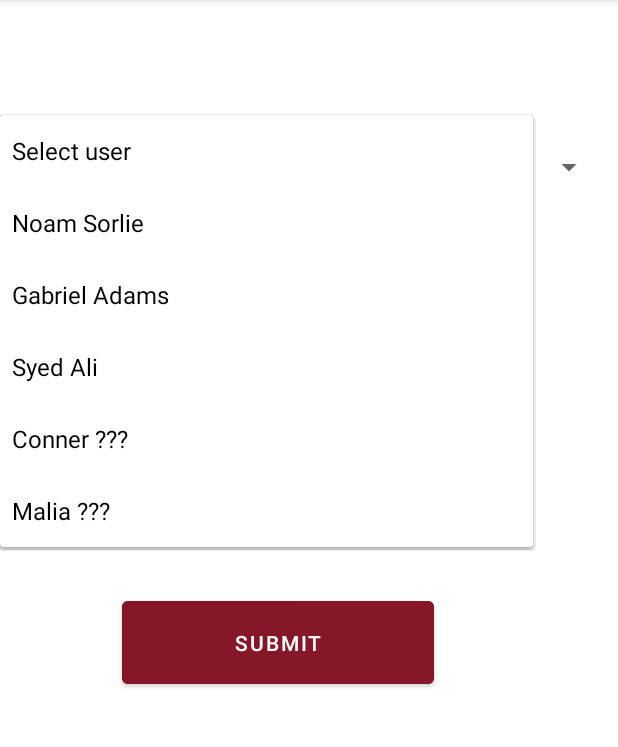
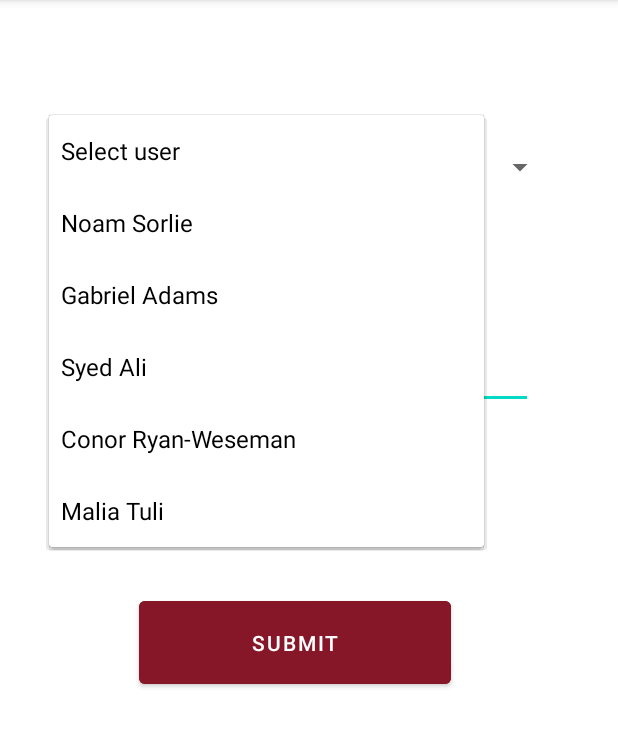
Before and after one commit to PhoenixForceRobotics/PreSeasonScoutingProject, an Android app: the screen it shows after launch (Login), after a tap on "Select user", on a phone screen of 412 x 824 dp, the part 84-831 px from its top. Run offline under Robolectric (Android 15) with nearby library versions, the phone set to English and light mode, and no system bars.

Commit message:
"redesigned the login page"

```diff
--- a/app/src/main/java/com/example/practiceappthingwearegoingtodo/Login.java
+++ b/app/src/main/java/com/example/practiceappthingwearegoingtodo/Login.java
@@ -106,8 +106,8 @@ public class Login extends AppCompatActivity {
         usernames.add("Noam Sorlie");
         usernames.add("Gabriel Adams");
         usernames.add("Syed Ali");
-        usernames.add("Conner ???");
-        usernames.add("Malia ???");
+        usernames.add("Conor Ryan-Weseman");
+        usernames.add("Malia Tuli");
 
 
         passwords.add("6969");
--- a/app/src/main/res/layout/login.xml
+++ b/app/src/main/res/layout/login.xml
@@ -29,22 +29,22 @@
         android:textColorHint="#A63030"
         app:layout_constraintBottom_toTopOf="@+id/guideline17"
         app:layout_constraintEnd_toStartOf="@+id/guideline13"
-        app:layout_constraintHorizontal_bias="0.419"
+        app:layout_constraintHorizontal_bias="0.709"
         app:layout_constraintStart_toStartOf="@+id/guideline19"
         app:layout_constraintTop_toTopOf="@+id/guideline11"
-        app:layout_constraintVertical_bias="0.875" />
+        app:layout_constraintVertical_bias="0.864" />
 
     <Spinner
         android:id="@+id/usernamesSpinner"
-        android:layout_width="403dp"
+        android:layout_width="0dp"
         android:layout_height="0dp"
         android:textAlignment="center"
         app:layout_constraintBottom_toTopOf="@+id/guideline9"
-        app:layout_constraintEnd_toStartOf="@+id/guideline15"
+        app:layout_constraintEnd_toStartOf="@+id/guideline20"
         app:layout_constraintHorizontal_bias="0.0"
-        app:layout_constraintStart_toStartOf="parent"
+        app:layout_constraintStart_toStartOf="@+id/guideline19"
         app:layout_constraintTop_toTopOf="@+id/guideline2"
-        app:layout_constraintVertical_bias="0.454" />
+        app:layout_constraintVertical_bias="0.0" />
 
     <androidx.constraintlayout.widget.Guideline
         android:id="@+id/guideline9"
@@ -111,7 +111,7 @@
         android:layout_width="wrap_content"
         android:layout_height="wrap_content"
         android:orientation="vertical"
-        app:layout_constraintGuide_begin="347dp" />
+        app:layout_constraintGuide_percent="0.9" />
 
     <androidx.constraintlayout.widget.Guideline
         android:id="@+id/guideline2"
```
